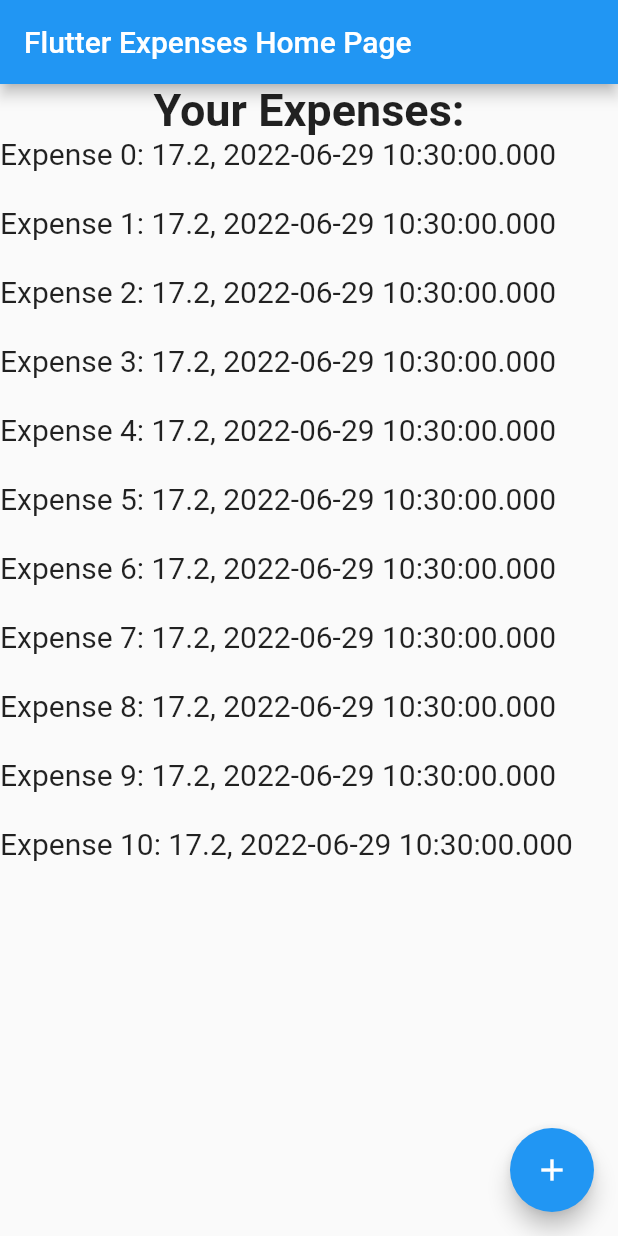
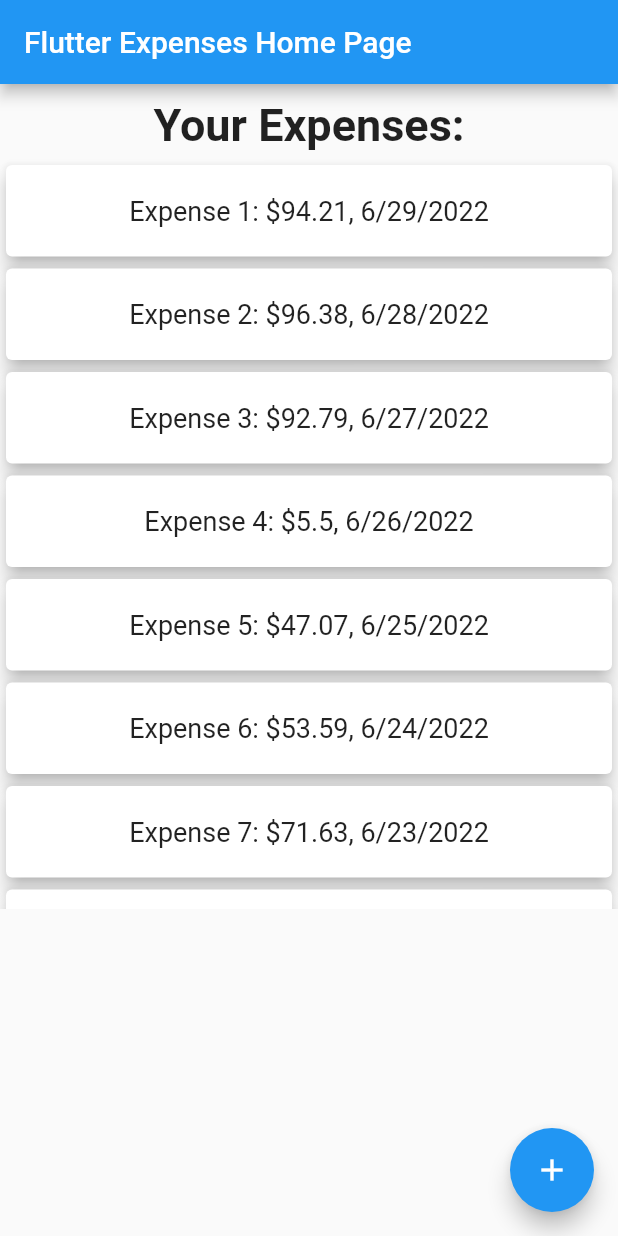
Before and after one commit to devram2000/flutter_expenses, a Flutter app: the screen it shows after launch, on a phone screen of 412 x 824 dp. Run offline on Flutter 3.47's test engine with Material 2 defaults, Android fonts, the phone set to English and light mode, and no system bars.

Commit message:
Visual Changes

```diff
--- a/lib/main.dart
+++ b/lib/main.dart
@@ -1,5 +1,8 @@
 import 'package:flutter/material.dart';
 import './expense.dart';
+import 'dart:math';
+import 'package:intl/intl.dart';
+
 
 void main() {
   runApp(const MyApp());
@@ -31,24 +34,45 @@
 }
 
 class _MyHomePageState extends State<MyHomePage> {
-  final List<Expense> _expenses = [];
 
-List<Expense> get _allExpenses {
+  // list of users expenses
+  final List<Expense> _userExpenses = [];
+
+  // creation of list of example expenses to test scroll functionality
+  List<Expense> get _exampleExpenses {
+
     List<Expense> expenseList = [];
 
-    int i = 0;
+    // ids start after _userExpenses ids
+    int i = _userExpenses.length + 1;
+    Random rnd = Random();
+    DateTime date = DateTime.now();
+
+    // while loop to create X amount of transactions
     while (i < 1000) {
-      expenseList.add(Expense(
+      // creation of example expenses with random costs less than $100
+      expenseList.add(
+        Expense(
           id: i,
-      cost: 17.20,
+          cost: (1 + rnd.nextInt(10000)).toDouble()/100,
           note: 'Expense ${i.toString()}',
-      date: DateTime.now(),
-    ),);
+          date: date,
+        ),
+      );
     i++;
+    // subtracts date by one for next example expense
+    date = date.subtract(const Duration(days: 1));
     }
 
     return expenseList;
   }
+
+  // returns expenses list with _userExpenses and _exampleExpenses combined
+  // (remove _exampleExpenses from this statement if you don't want them)
+  List<Expense> get _expenses {
+    return _userExpenses + _exampleExpenses;
+  }
+
 
 
   @override
@@ -59,37 +83,54 @@
       ),
       body: SingleChildScrollView(
         child: Column(
-          mainAxisAlignment: MainAxisAlignment.center,
-          crossAxisAlignment: CrossAxisAlignment.center,
           children: <Widget>[
-            const Text(
+            Container(
+              margin: const EdgeInsets.only(top: 10.0, bottom: 5),
+              // title of 'Your Expenses'
+              child: const Text(
                 'Your Expenses:',
                 style: TextStyle(
                   fontWeight: FontWeight.bold,
                   fontSize: 30
                   ),
               ),
-            Container(
+            ),
+            SizedBox(
               height: 500,
+              // lazy load implementation to loop through all expenses
               child: ListView.builder(
+                // builder for individual expense
                 itemBuilder: (BuildContext context, int index) {
-                  return Text(
-                    '${_allExpenses[index].note.toString()}: ${_allExpenses[index].cost.toString()}, ${_allExpenses[index].date.toString()}\n',
-                    style: TextStyle(
-                          fontSize: 20
+                  // card around expenses
+                  return  Card(
+                  // adds drop shadow
+                  elevation: 5,
+                  child: Container(
+                    alignment: Alignment.center,
+                    padding: const EdgeInsets.symmetric(
+                      vertical: 20,
+                      horizontal: 5,
                     ),
-                  );
+                    child: Text(
+                      '${_expenses[index].note.toString()}: \$${_expenses[index].cost.toString()}, ${  DateFormat.yMd().format(_expenses[index].date) }',
+                      style: const TextStyle(
+                            fontSize: 18
+                            ),
+
+                    ),
+                  ));
+
                 },
-                itemCount: _allExpenses.length,
+                itemCount: _expenses.length,
               ),
             ),
           ],
         ),
       ),
-      floatingActionButton: FloatingActionButton(
+      floatingActionButton: const FloatingActionButton(
         onPressed: null,
         tooltip: 'Increment',
-        child: const Icon(Icons.add),
+        child: Icon(Icons.add),
       ), // This trailing comma makes auto-formatting nicer for build methods.
     );
   }
--- a/pubspec.yaml
+++ b/pubspec.yaml
@@ -29,6 +29,7 @@
 dependencies:
   flutter:
     sdk: flutter
+  intl: ^0.17.0
 
 
   # The following adds the Cupertino Icons font to your application.
```
Also changed, not shown: lib/addExpense.dart (added), pubspec.lock. Lines whose indentation alone changed are shown as unchanged.
